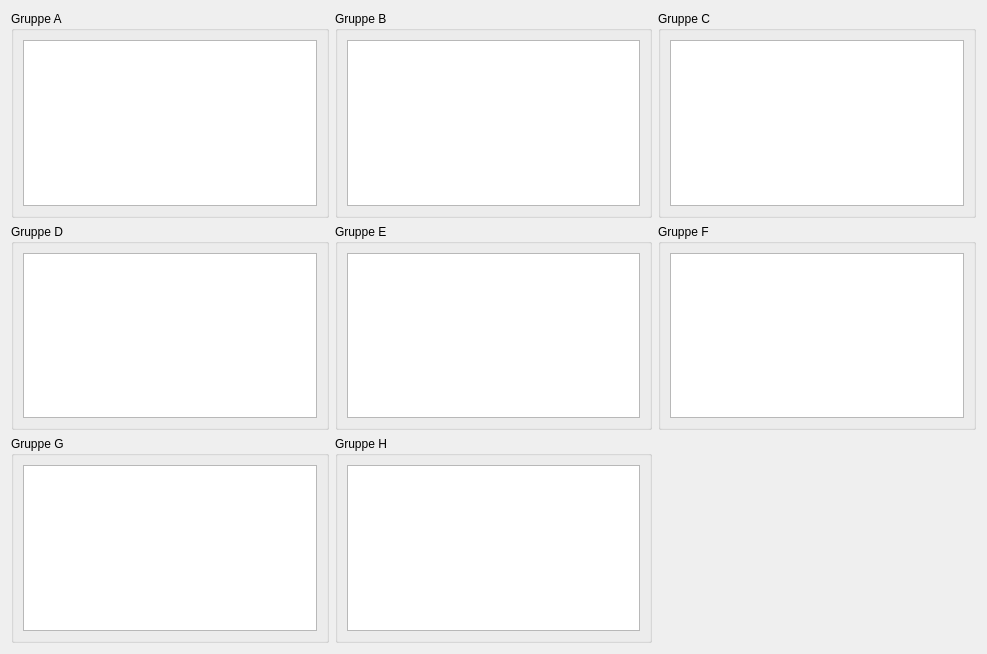
This is src/viewdivisionresults.ui in Birnbaua/Volleyball as Qt 5 draws it before an edit. The edited form follows.
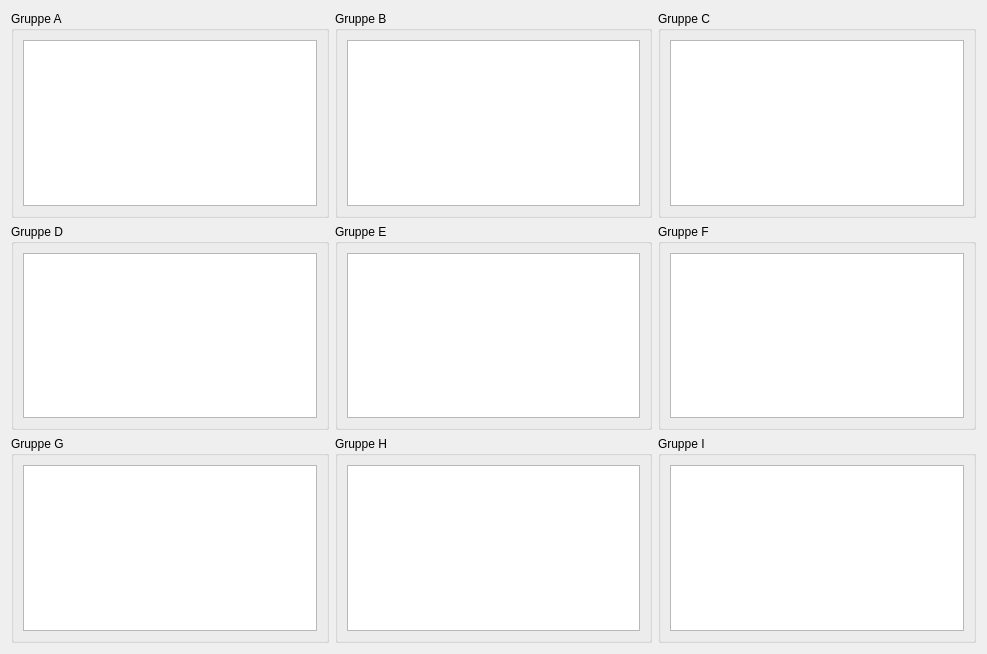
This is the edited form.

```diff
--- a/src/viewdivisionresults.ui
+++ b/src/viewdivisionresults.ui
@@ -13,7 +13,7 @@
   <property name="windowTitle">
    <string>Form</string>
   </property>
-  <layout class="QGridLayout" name="gridLayout_9">
+  <layout class="QGridLayout" name="gridLayout_10">
    <item row="0" column="0">
     <widget class="QGroupBox" name="groupBoxA">
      <property name="title">
@@ -117,6 +117,18 @@
      </layout>
     </widget>
    </item>
+   <item row="2" column="2">
+    <widget class="QGroupBox" name="groupBoxI">
+     <property name="title">
+      <string>Gruppe I</string>
+     </property>
+     <layout class="QGridLayout" name="gridLayout_9">
+      <item row="0" column="0">
+       <widget class="QTableView" name="tableViewI"/>
+      </item>
+     </layout>
+    </widget>
+   </item>
   </layout>
  </widget>
  <resources/>
```
